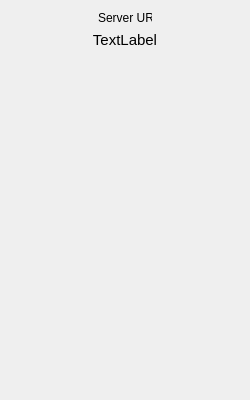
First picture: the form in Client/view/MainWindow.ui, repository danfr/RemoteTV, before the edit.
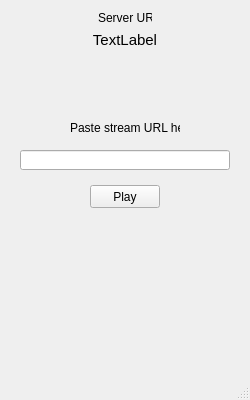
Second picture: the form after the edit.

Commit message: UI launched stream

Patch:
```diff
--- a/Client/view/MainWindow.ui
+++ b/Client/view/MainWindow.ui
@@ -82,7 +82,44 @@
                     <string>Server URL</string>
                 </property>
             </widget>
+            <widget class="QLabel" name="label_stream_url">
+                <property name="geometry">
+                    <rect>
+                        <x>70</x>
+                        <y>120</y>
+                        <width>110</width>
+                        <height>16</height>
+                    </rect>
+                </property>
+                <property name="text">
+                    <string>Paste stream URL here</string>
+                </property>
+            </widget>
+            <widget class="QLineEdit" name="stream_url">
+                <property name="geometry">
+                    <rect>
+                        <x>20</x>
+                        <y>150</y>
+                        <width>210</width>
+                        <height>20</height>
+                    </rect>
+                </property>
+            </widget>
+            <widget class="QPushButton" name="play_btn">
+                <property name="geometry">
+                    <rect>
+                        <x>90</x>
+                        <y>185</y>
+                        <width>70</width>
+                        <height>23</height>
+                    </rect>
+                </property>
+                <property name="text">
+                    <string>Play</string>
+                </property>
+            </widget>
         </widget>
+        <widget class="QStatusBar" name="statusBar"/>
     </widget>
     <resources/>
     <connections/>
```
The commit also changes 6 other files.
